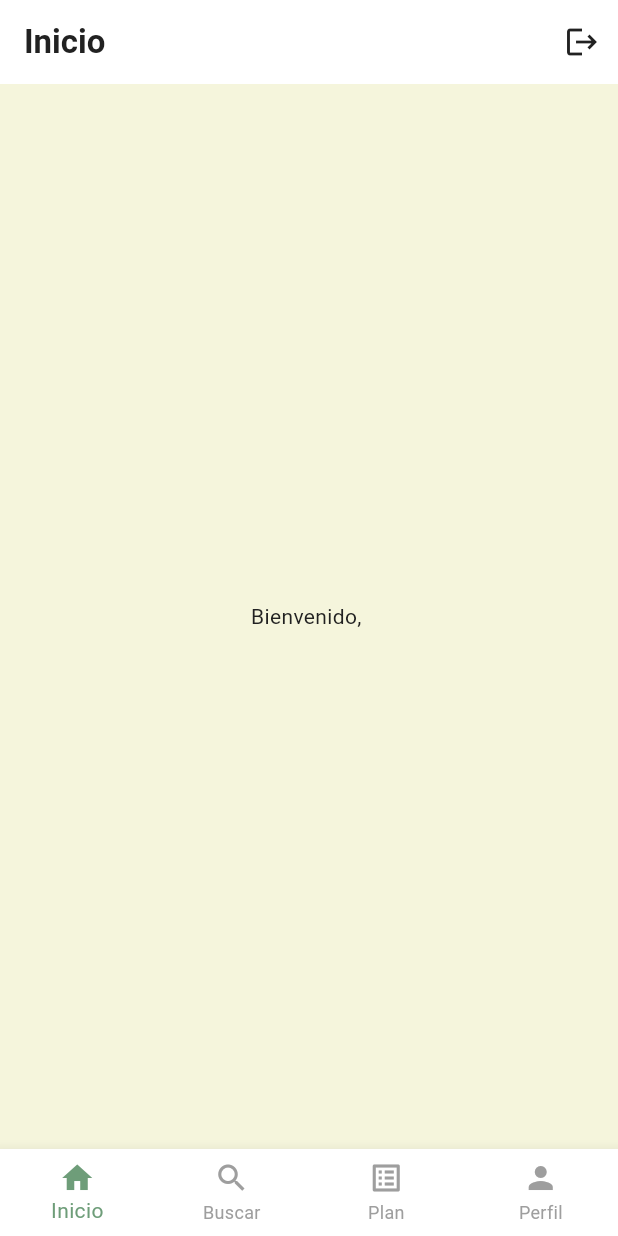
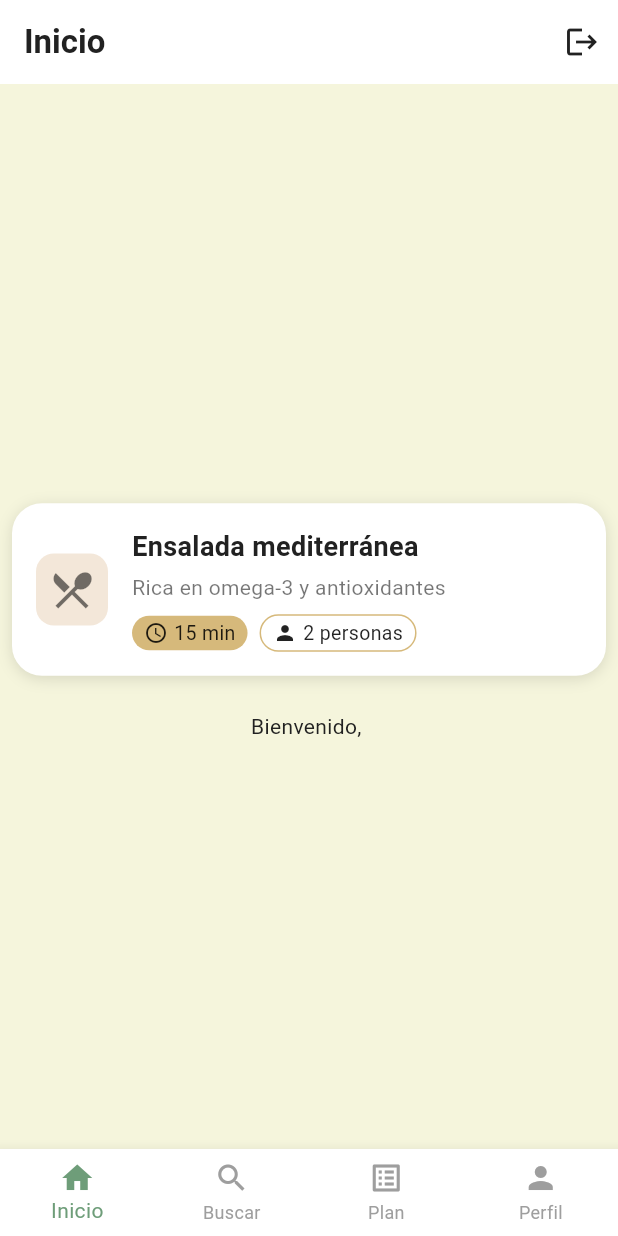
Before and after one commit to DIOLINK/flutter-que-comer-hoy, a Flutter app: the screen it shows once a user with an empty profile is signed in, on a phone screen of 412 x 824 dp. Run offline on Flutter 3.47's test engine with Material 3 defaults, Android fonts, the phone set to English and light mode, and no system bars; our stand-ins replace firebase_auth, firebase_core, flutter_dotenv, google_sign_in; accounts and stored records are empty.

Commit message:
feat: agregar tarjeta de receta en la pantalla de inicio

```diff
--- a/lib/screens/home_screen.dart
+++ b/lib/screens/home_screen.dart
@@ -5,6 +5,7 @@ import 'package:que_comer_hoy/screens/profile_screen.dart';
 import 'package:que_comer_hoy/screens/search_screen.dart';
 import 'package:que_comer_hoy/services/auth_service.dart';
 import 'package:que_comer_hoy/theme/theme.dart'; // Importa los colores y temas
+import 'package:que_comer_hoy/widgets/recipe_card.dart';
 
 class HomeScreen extends StatefulWidget {
   final User user;
@@ -80,7 +81,20 @@ class HomeTab extends StatelessWidget {
         ],
       ),
       backgroundColor: beigeColor,
-      body: Center(child: Text('Bienvenido, ${user.displayName ?? 'Usuario'}')),
+      body: Column(
+        mainAxisAlignment: MainAxisAlignment.center,
+        children: [
+          RecipeCard(
+            title: 'Ensalada mediterránea',
+            description: 'Rica en omega-3 y antioxidantes',
+            time: '15 min',
+            servings: '2 personas',
+            icon: Icons.restaurant_menu,
+          ),
+          const SizedBox(height: 16),
+          Text('Bienvenido, ${user.displayName ?? 'Usuario'}'),
+        ],
+      ),
     );
   }
 }
--- /dev/null
+++ b/lib/widgets/recipe_card.dart
@@ -0,0 +1,129 @@
+import 'package:flutter/material.dart';
+
+class RecipeCard extends StatelessWidget {
+  final String title;
+  final String description;
+  final String time;
+  final String servings;
+  final IconData icon;
+
+  const RecipeCard({
+    super.key,
+    required this.title,
+    required this.description,
+    required this.time,
+    required this.servings,
+    this.icon = Icons.restaurant_menu,
+  });
+
+  @override
+  Widget build(BuildContext context) {
+    return Container(
+      margin: const EdgeInsets.all(8),
+      decoration: BoxDecoration(
+        color: Colors.white,
+        borderRadius: BorderRadius.circular(20),
+        boxShadow: [
+          BoxShadow(color: Colors.black12, blurRadius: 8, offset: Offset(0, 2)),
+        ],
+      ),
+      child: Row(
+        children: [
+          Container(
+            margin: const EdgeInsets.all(16),
+            width: 48,
+            height: 48,
+            decoration: BoxDecoration(
+              color: const Color(0xFFF3E7D9),
+              borderRadius: BorderRadius.circular(12),
+            ),
+            child: Icon(icon, size: 32, color: Colors.black54),
+          ),
+          Expanded(
+            child: Padding(
+              padding: const EdgeInsets.symmetric(vertical: 16, horizontal: 0),
+              child: Column(
+                crossAxisAlignment: CrossAxisAlignment.start,
+                children: [
+                  Text(
+                    title,
+                    style: const TextStyle(
+                      fontWeight: FontWeight.bold,
+                      fontSize: 18,
+                    ),
+                  ),
+                  const SizedBox(height: 4),
+                  Text(
+                    description,
+                    style: const TextStyle(color: Colors.black54, fontSize: 14),
+                  ),
+                  const SizedBox(height: 8),
+                  Row(
+                    children: [
+                      Container(
+                        padding: const EdgeInsets.symmetric(
+                          horizontal: 8,
+                          vertical: 2,
+                        ),
+                        decoration: BoxDecoration(
+                          color: const Color(0xFFD6B97B),
+                          borderRadius: BorderRadius.circular(20),
+                        ),
+                        child: Row(
+                          children: [
+                            const Icon(
+                              Icons.access_time,
+                              size: 16,
+                              color: Colors.black87,
+                            ),
+                            const SizedBox(width: 4),
+                            Text(
+                              time,
+                              style: const TextStyle(
+                                fontSize: 13,
+                                color: Colors.black87,
+                              ),
+                            ),
+                          ],
+                        ),
+                      ),
+                      const SizedBox(width: 8),
+                      Container(
+                        padding: const EdgeInsets.symmetric(
+                          horizontal: 8,
+                          vertical: 2,
+                        ),
+                        decoration: BoxDecoration(
+                          color: Colors.white,
+                          border: Border.all(color: Color(0xFFD6B97B)),
+                          borderRadius: BorderRadius.circular(20),
+                        ),
+                        child: Row(
+                          children: [
+                            const Icon(
+                              Icons.person,
+                              size: 16,
+                              color: Colors.black87,
+                            ),
+                            const SizedBox(width: 4),
+                            Text(
+                              servings,
+                              style: const TextStyle(
+                                fontSize: 13,
+                                color: Colors.black87,
+                              ),
+                            ),
+                          ],
+                        ),
+                      ),
+                    ],
+                  ),
+                ],
+              ),
+            ),
+          ),
+        ],
+      ),
+    );
+  }
+}
```
